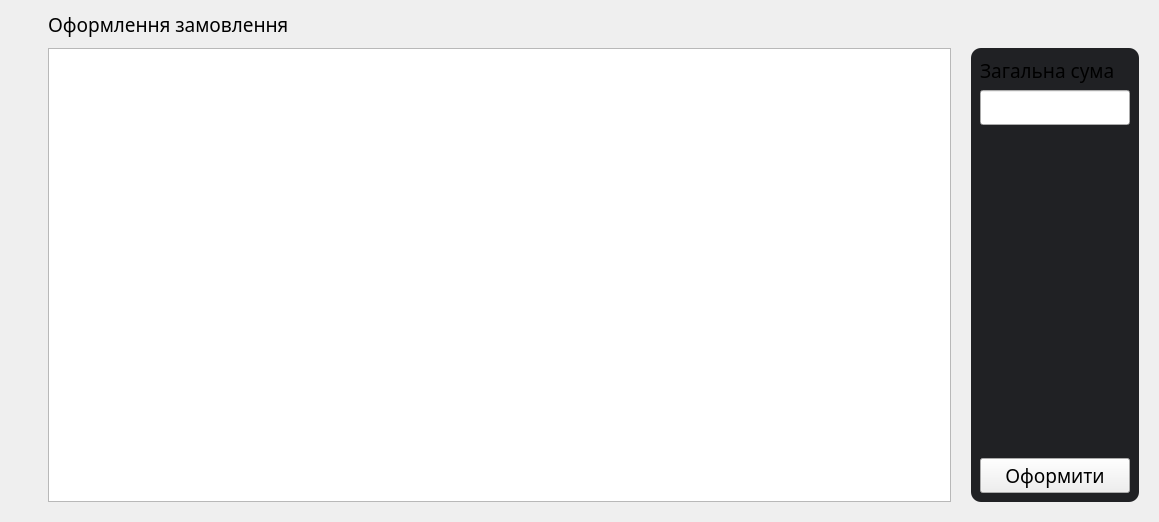
The window that src/View/ordering.ui (Fyz-dev/GunStore) describes before a commit, drawn with Qt 5.
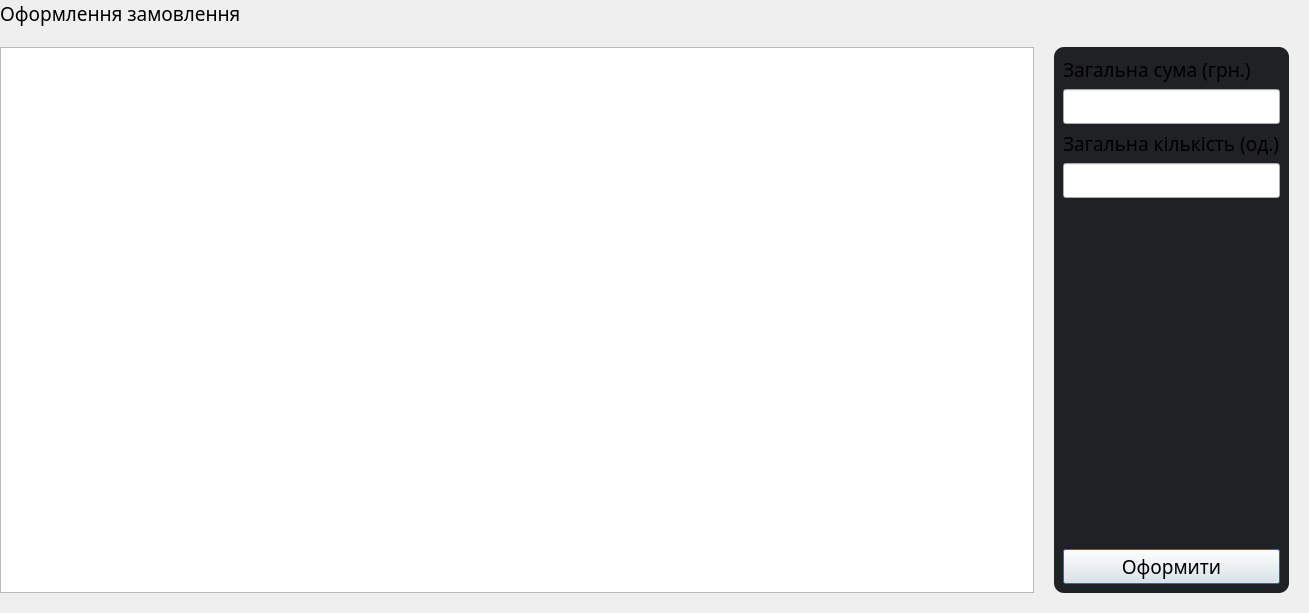
The same window after the commit. Icons and pictures are not drawn.

Commit message: Started placing an order. And the navigation system in the form of a stack.

What changed in the file:
```diff
--- a/src/View/ordering.ui
+++ b/src/View/ordering.ui
@@ -6,8 +6,8 @@
    <rect>
     <x>0</x>
     <y>0</y>
-    <width>1159</width>
-    <height>522</height>
+    <width>1309</width>
+    <height>613</height>
    </rect>
   </property>
   <property name="font">
@@ -24,15 +24,6 @@
 	border-radius: 10px;
 	background-color: #202124;
 }
-
-QPushButton#buttonBack {
-	background-color: transparent;
-	border-radius: 0px;
-}
-
-QPushButton#buttonBack::hover{
-	background-color: rgba(255,255,255,30);
-}
 </string>
   </property>
   <layout class="QGridLayout" name="gridLayout">
@@ -49,53 +40,31 @@
     <number>20</number>
    </property>
    <property name="spacing">
-    <number>0</number>
+    <number>20</number>
    </property>
-   <item row="0" column="0">
-    <widget class="QPushButton" name="buttonBack">
-     <property name="sizePolicy">
-      <sizepolicy hsizetype="Fixed" vsizetype="Expanding">
-       <horstretch>0</horstretch>
-       <verstretch>0</verstretch>
-      </sizepolicy>
-     </property>
-     <property name="minimumSize">
-      <size>
-       <width>48</width>
-       <height>48</height>
-      </size>
-     </property>
-     <property name="maximumSize">
-      <size>
-       <width>48</width>
-       <height>48</height>
-      </size>
-     </property>
+   <item row="0" column="2">
+    <widget class="QLabel" name="label">
      <property name="text">
-      <string/>
-     </property>
-     <property name="icon">
-      <iconset resource="../../resources/images.qrc">
-       <normaloff>:/WhiteIcon/images/left-arrow.png</normaloff>:/WhiteIcon/images/left-arrow.png</iconset>
-     </property>
-     <property name="iconSize">
-      <size>
-       <width>32</width>
-       <height>32</height>
-      </size>
+      <string>Оформлення замовлення</string>
      </property>
     </widget>
    </item>
-   <item row="1" column="3">
+   <item row="1" column="2">
     <layout class="QHBoxLayout" name="horizontalLayout">
      <property name="spacing">
       <number>20</number>
      </property>
      <item>
-      <widget class="QTableView" name="tableViewOrder"/>
+      <widget class="QTableWidget" name="tableWidget"/>
      </item>
      <item>
       <widget class="QWidget" name="widgetInfo" native="true">
+       <property name="minimumSize">
+        <size>
+         <width>20</width>
+         <height>0</height>
+        </size>
+       </property>
        <layout class="QVBoxLayout" name="verticalLayout">
         <item>
          <layout class="QVBoxLayout" name="verticalLayout_14">
@@ -108,21 +77,57 @@
              </sizepolicy>
             </property>
             <property name="text">
-             <string>Загальна сума</string>
+             <string>Загальна сума (грн.)</string>
             </property>
            </widget>
           </item>
           <item>
            <widget class="QLineEdit" name="sumPrice">
             <property name="sizePolicy">
-             <sizepolicy hsizetype="Maximum" vsizetype="Fixed">
+             <sizepolicy hsizetype="Preferred" vsizetype="Fixed">
               <horstretch>0</horstretch>
               <verstretch>0</verstretch>
              </sizepolicy>
             </property>
             <property name="maximumSize">
              <size>
-              <width>150</width>
+              <width>16777215</width>
+              <height>16777215</height>
+             </size>
+            </property>
+            <property name="readOnly">
+             <bool>true</bool>
+            </property>
+           </widget>
+          </item>
+         </layout>
+        </item>
+        <item>
+         <layout class="QVBoxLayout" name="verticalLayout_15">
+          <item>
+           <widget class="QLabel" name="label_4">
+            <property name="sizePolicy">
+             <sizepolicy hsizetype="Fixed" vsizetype="Fixed">
+              <horstretch>0</horstretch>
+              <verstretch>0</verstretch>
+             </sizepolicy>
+            </property>
+            <property name="text">
+             <string>Загальна кількість (од.)</string>
+            </property>
+           </widget>
+          </item>
+          <item>
+           <widget class="QLineEdit" name="sumCount">
+            <property name="sizePolicy">
+             <sizepolicy hsizetype="Preferred" vsizetype="Fixed">
+              <horstretch>0</horstretch>
+              <verstretch>0</verstretch>
+             </sizepolicy>
+            </property>
+            <property name="maximumSize">
+             <size>
+              <width>16777215</width>
               <height>16777215</height>
              </size>
             </property>
@@ -158,13 +163,6 @@
      </item>
     </layout>
    </item>
-   <item row="0" column="3">
-    <widget class="QLabel" name="label">
-     <property name="text">
-      <string>Оформлення замовлення</string>
-     </property>
-    </widget>
-   </item>
   </layout>
  </widget>
  <resources>
```
Left out of the diff: 6 changed lines with no effect on the pictures. The commit also changes 21 other files.
